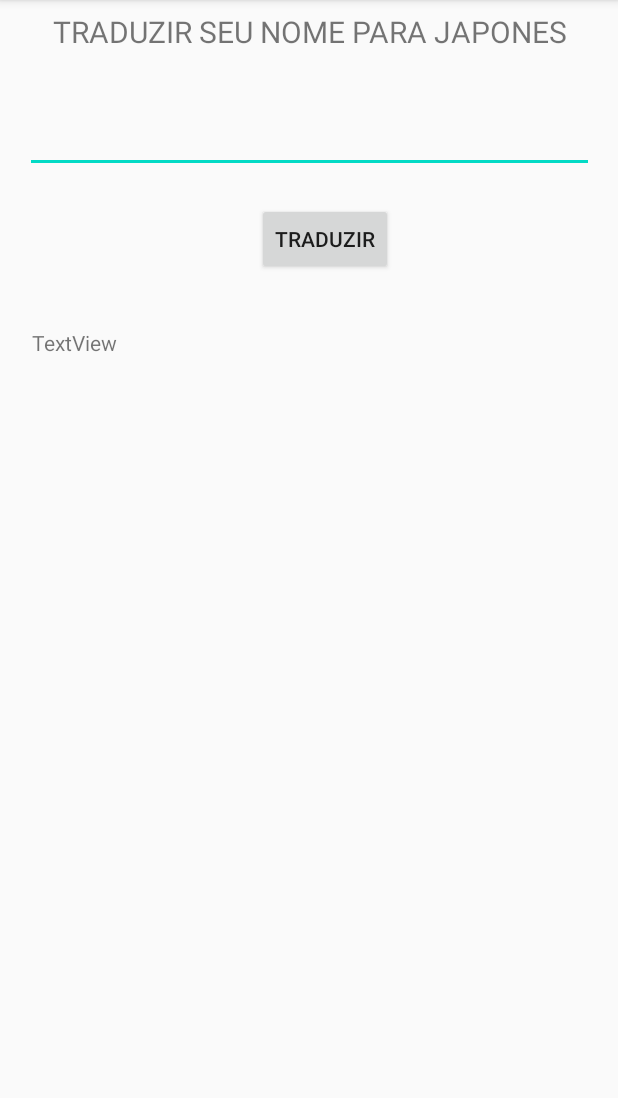
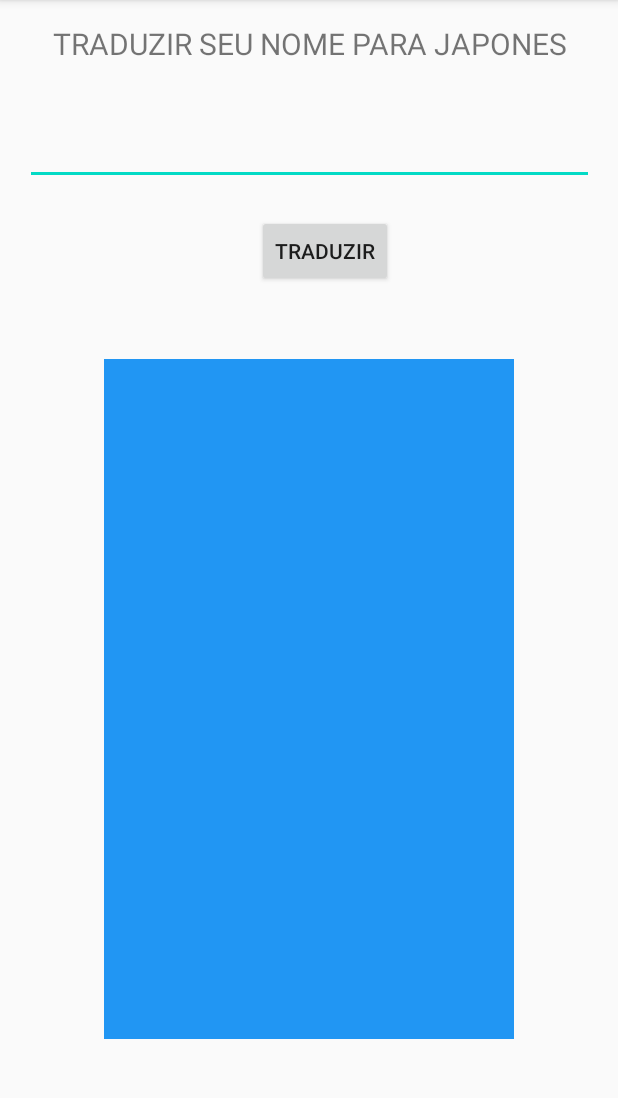
Before and after one commit to ramonbr14/arikudotomorinku, an Android app: the screen it shows after launch (MainActivity), on a phone screen of 412 x 824 dp, the part 84-1182 px from its top. Run offline under Robolectric (Android 15) with nearby library versions, the phone set to English and light mode, and no system bars.

Commit message:
Adicionada Opção de copiar o texto do textview de saida

```diff
--- a/app/src/main/res/layout/activity_main.xml
+++ b/app/src/main/res/layout/activity_main.xml
@@ -47,12 +47,13 @@
 
         <TextView
             android:id="@+id/textosaida"
-            android:layout_width="379dp"
-            android:layout_height="146dp"
-            android:layout_marginTop="35dp"
-            android:text="TextView"
+            android:layout_width="273dp"
+            android:layout_height="453dp"
+            android:layout_marginTop="48dp"
+            android:background="#2196F3"
+            android:text=""
+            android:textIsSelectable="true"
             app:layout_constraintEnd_toEndOf="parent"
-            app:layout_constraintHorizontal_bias="0.645"
             app:layout_constraintStart_toStartOf="parent"
             app:layout_constraintTop_toBottomOf="@+id/btTraduzir" />
 
```
